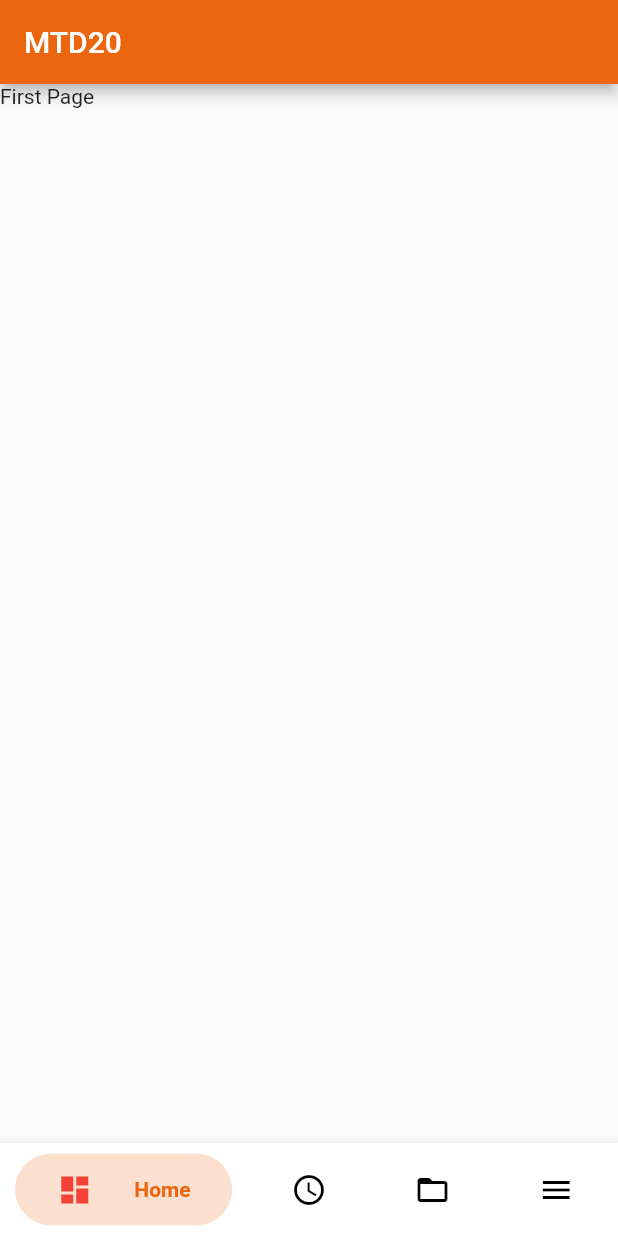
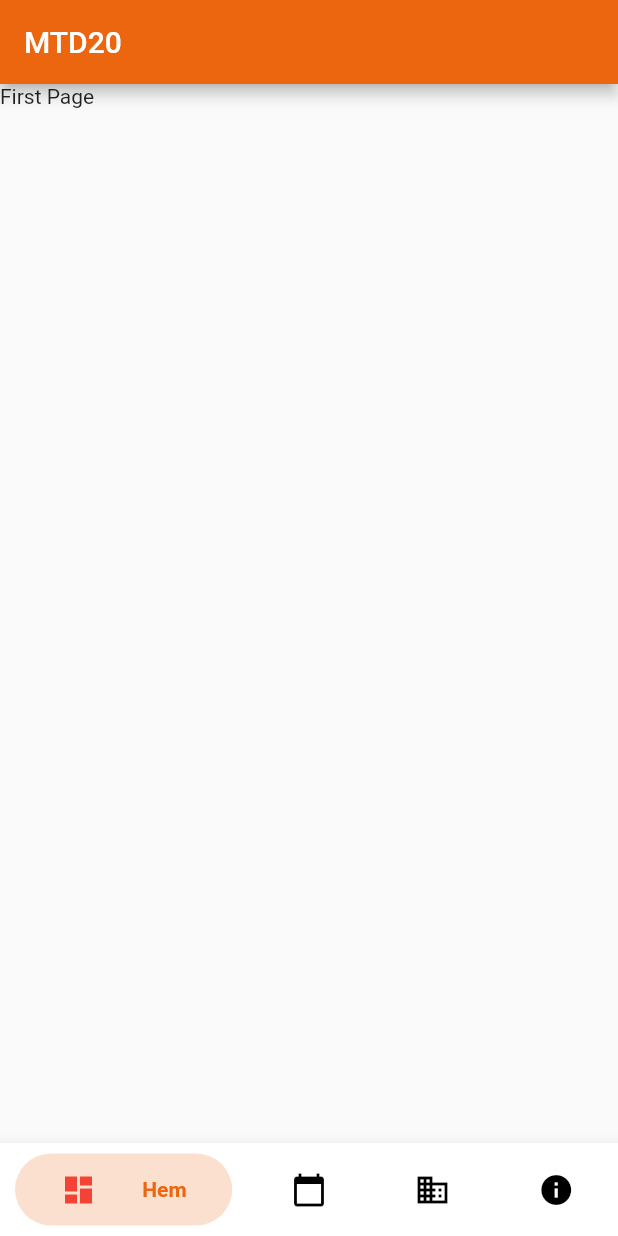
Before and after one commit to thomasindrias/MTD20, a Flutter app: the screen it shows after launch, on a phone screen of 412 x 824 dp. Run offline on Flutter 3.47's test engine with Material 2 defaults, Android fonts, the phone set to English and light mode, and no system bars; drawn by our look-alikes of bubble_bottom_bar.

Commit message:
icon change

```diff
--- a/lib/main.dart
+++ b/lib/main.dart
@@ -78,40 +78,40 @@ class _HomePageState extends State<HomePage> {
                 Icons.dashboard,
                 color: Colors.red,
               ),
-              title: Text("Home")),
+              title: Text("Hem")),
           BubbleBottomBarItem(
               backgroundColor: Color(0xffec6610),
               icon: Icon(
-                Icons.access_time,
+                Icons.calendar_today,
                 color: Colors.black,
               ),
               activeIcon: Icon(
-                Icons.access_time,
+                Icons.calendar_today,
                 color: Colors.red,
               ),
-              title: Text("Logs")),
+              title: Text("Schema")),
           BubbleBottomBarItem(
               backgroundColor: Color(0xffec6610),
               icon: Icon(
-                Icons.folder_open,
+                Icons.business,
                 color: Colors.black,
               ),
               activeIcon: Icon(
-                Icons.folder_open,
+                Icons.business,
                 color: Colors.red,
               ),
-              title: Text("Folders")),
+              title: Text("Företag")),
           BubbleBottomBarItem(
               backgroundColor: Color(0xffec6610),
               icon: Icon(
-                Icons.menu,
+                Icons.info,
                 color: Colors.black,
               ),
               activeIcon: Icon(
-                Icons.menu,
+                Icons.info,
                 color: Colors.red,
               ),
-              title: Text("Menu"))
+              title: Text("Om"))
         ],
       ),
     );
```
